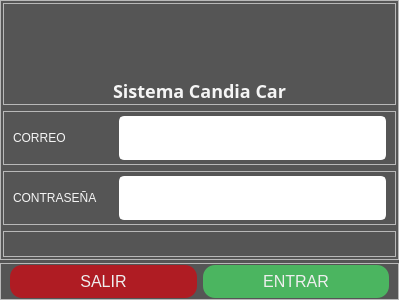
Above: view/ModalLogin.ui from jhocepSan/deskopCandiaCar before the change. Below: the same form after it.
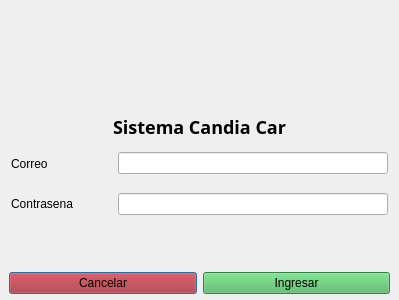
That is the form after the change.

Commit message: ch icon sizes, fix api login error

What changed in the file:
```diff
--- a/view/ModalLogin.ui
+++ b/view/ModalLogin.ui
@@ -13,12 +13,6 @@
   <property name="windowTitle">
    <string>LOGIN</string>
   </property>
-  <property name="styleSheet">
-   <string notr="true">QDialog{
-background:rgb(85, 85, 85);
-}
-</string>
-  </property>
   <layout class="QVBoxLayout" name="verticalLayout" stretch="8,1">
    <property name="spacing">
     <number>3</number>
@@ -42,34 +36,8 @@
        <kerning>true</kerning>
       </font>
      </property>
-     <property name="styleSheet">
-      <string notr="true">QLabel{
-color:rgb(245, 245, 245);
-font:77 10pt 'Arial Black';
-}
-QPushButton{
-border-radius: 12px;
-color:rgb(238, 238, 238);
-background-color:rgb(186, 186, 186);
-padding: 7px 7px;
-  text-align: center;
-  font-size: 16px;
-}
-QPushButton:hover{
-background-color: #04AA6D; /* Green */
-color: white;
-}
-QLineEdit{
-padding: 12px 20px;
-margin: 3px 0;
-border: 2px solid #fff;
-border-radius: 5px;
-font:77 16px 'Arial Black';
-color:rgb(238, 238, 238);
-}</string>
-     </property>
      <property name="frameShape">
-      <enum>QFrame::StyledPanel</enum>
+      <enum>QFrame::NoFrame</enum>
      </property>
      <property name="frameShadow">
       <enum>QFrame::Raised</enum>
@@ -99,7 +67,7 @@
 }</string>
         </property>
         <property name="frameShape">
-         <enum>QFrame::StyledPanel</enum>
+         <enum>QFrame::NoFrame</enum>
         </property>
         <property name="frameShadow">
          <enum>QFrame::Raised</enum>
@@ -157,7 +125,7 @@
          <string notr="true"/>
         </property>
         <property name="frameShape">
-         <enum>QFrame::StyledPanel</enum>
+         <enum>QFrame::NoFrame</enum>
         </property>
         <property name="frameShadow">
          <enum>QFrame::Raised</enum>
@@ -172,7 +140,7 @@
          <item>
           <widget class="QLabel" name="label_3">
            <property name="text">
-            <string>CORREO</string>
+            <string>Correo</string>
            </property>
           </widget>
          </item>
@@ -185,7 +153,7 @@
       <item>
        <widget class="QFrame" name="frame_4">
         <property name="frameShape">
-         <enum>QFrame::StyledPanel</enum>
+         <enum>QFrame::NoFrame</enum>
         </property>
         <property name="frameShadow">
          <enum>QFrame::Raised</enum>
@@ -200,7 +168,7 @@
          <item>
           <widget class="QLabel" name="label_4">
            <property name="text">
-            <string>CONTRASEÑA</string>
+            <string>Contrasena</string>
            </property>
           </widget>
          </item>
@@ -213,7 +181,7 @@
       <item>
        <widget class="QFrame" name="frameMsg">
         <property name="frameShape">
-         <enum>QFrame::StyledPanel</enum>
+         <enum>QFrame::NoFrame</enum>
         </property>
         <property name="frameShadow">
          <enum>QFrame::Raised</enum>
@@ -252,34 +220,8 @@
    </item>
    <item>
     <widget class="QFrame" name="frame_2">
-     <property name="styleSheet">
-      <string notr="true">QLabel{
-color:rgb(245, 245, 245);
-font:77 10pt 'Arial Black';
-}
-QPushButton{
-border-radius: 12px;
-color:rgb(238, 238, 238);
-background-color:rgb(186, 186, 186);
-padding: 7px 7px;
-  text-align: center;
-  font-size: 16px;
-}
-QPushButton:hover{
-background-color: #04AA6D; /* Green */
-color: white;
-}
-QLineEdit{
-padding: 12px 20px;
-margin: 8px 0;
-border: 2px solid #fff;
-border-radius: 5px;
-font:77 12px 'Arial Black';
-color:rgb(238, 238, 238);
-}</string>
-     </property>
      <property name="frameShape">
-      <enum>QFrame::StyledPanel</enum>
+      <enum>QFrame::NoFrame</enum>
      </property>
      <property name="frameShadow">
       <enum>QFrame::Raised</enum>
@@ -299,7 +241,7 @@
 }</string>
         </property>
         <property name="text">
-         <string>SALIR</string>
+         <string>Cancelar</string>
         </property>
        </widget>
       </item>
@@ -311,7 +253,7 @@
 }</string>
         </property>
         <property name="text">
-         <string>ENTRAR</string>
+         <string>Ingresar</string>
         </property>
        </widget>
       </item>
```
The commit also changes 10 other files.
